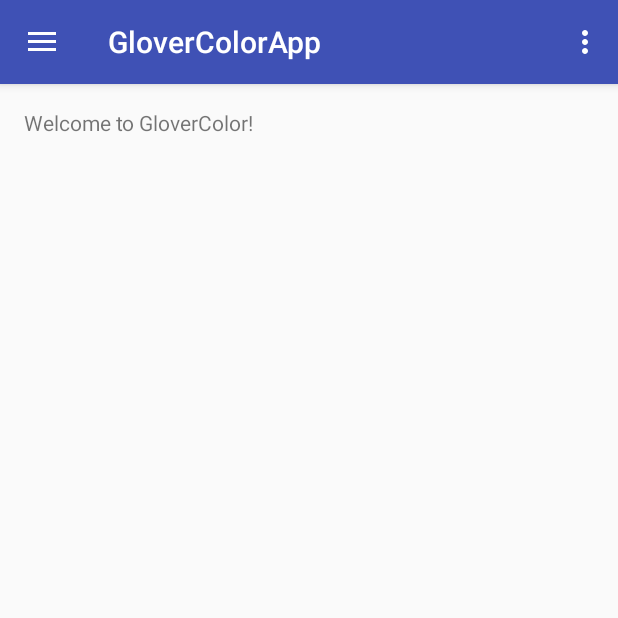
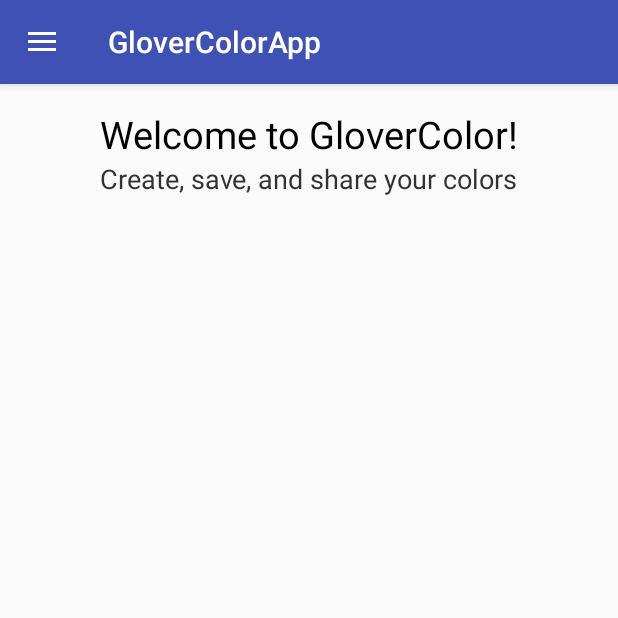
Before and after one commit to blakrazor/GloverColor, an Android app: the screen it shows after launch (HomeScreenActivity), on a phone screen of 412 x 824 dp, the top half of it. Run offline under Robolectric (Android 15) with nearby library versions, the phone set to English and light mode, and no system bars.

Commit message:
Changes to the home screen

```diff
--- a/GloverColorApp/app/src/main/java/com/achanr/glovercolorapp/HomeScreenActivity.java
+++ b/GloverColorApp/app/src/main/java/com/achanr/glovercolorapp/HomeScreenActivity.java
@@ -52,7 +52,7 @@ public class HomeScreenActivity extends AppCompatActivity
     @Override
     public boolean onCreateOptionsMenu(Menu menu) {
         // Inflate the menu; this adds items to the action bar if it is present.
-        getMenuInflater().inflate(R.menu.home_screen, menu);
+        //getMenuInflater().inflate(R.menu.home_screen, menu);
         return true;
     }
 
@@ -78,7 +78,7 @@ public class HomeScreenActivity extends AppCompatActivity
         int id = item.getItemId();
 
         if (id == R.id.nav_saved_color_sets) {
-            // Handle the camera action
+
         } else if (id == R.id.nav_edit_profile) {
 
         }
--- a/GloverColorApp/app/src/main/res/layout/content_home_screen.xml
+++ b/GloverColorApp/app/src/main/res/layout/content_home_screen.xml
@@ -1,10 +1,12 @@
 <?xml version="1.0" encoding="utf-8"?>
-<RelativeLayout
+<LinearLayout
     xmlns:android="http://schemas.android.com/apk/res/android"
     xmlns:app="http://schemas.android.com/apk/res-auto"
     xmlns:tools="http://schemas.android.com/tools"
     android:layout_width="match_parent"
     android:layout_height="match_parent"
+    android:gravity="center_horizontal"
+    android:orientation="vertical"
     android:paddingBottom="@dimen/activity_vertical_margin"
     android:paddingLeft="@dimen/activity_horizontal_margin"
     android:paddingRight="@dimen/activity_horizontal_margin"
@@ -14,7 +16,14 @@
     tools:showIn="@layout/app_bar_home_screen">
 
     <TextView
+        style="@style/HeaderText"
         android:layout_width="wrap_content"
         android:layout_height="wrap_content"
-        android:text="Welcome to GloverColor!"/>
-</RelativeLayout>
+        android:text="@string/welcome"/>
+
+    <TextView
+        style="@style/BodyText"
+        android:layout_width="wrap_content"
+        android:layout_height="wrap_content"
+        android:text="@string/glovercolor_tagline"/>
+</LinearLayout>
--- a/GloverColorApp/app/src/main/res/layout/nav_header_home_screen.xml
+++ b/GloverColorApp/app/src/main/res/layout/nav_header_home_screen.xml
@@ -22,13 +22,13 @@
         android:layout_width="match_parent"
         android:layout_height="wrap_content"
         android:paddingTop="@dimen/nav_header_vertical_spacing"
-        android:text="GloverColor"
+        android:text="@string/glovercolor"
         android:textAppearance="@style/TextAppearance.AppCompat.Body1"/>
 
     <TextView
         android:id="@+id/textView"
         android:layout_width="wrap_content"
         android:layout_height="wrap_content"
-        android:text="Create, save, and share your colors"/>
+        android:text="@string/glovercolor_tagline"/>
 
 </LinearLayout>
--- a/GloverColorApp/app/src/main/res/menu/activity_home_screen_drawer.xml
+++ b/GloverColorApp/app/src/main/res/menu/activity_home_screen_drawer.xml
@@ -5,11 +5,11 @@
         <item
             android:id="@+id/nav_saved_color_sets"
             android:icon="@drawable/ic_menu_camera"
-            android:title="Saved color sets"/>
+            android:title="@string/menu_saved_color_sets"/>
         <item
             android:id="@+id/nav_edit_profile"
             android:icon="@drawable/ic_menu_gallery"
-            android:title="Edit my profile"/>
+            android:title="@string/menu_edit_profile"/>
         <!--<item
             android:id="@+id/nav_slideshow"
             android:icon="@drawable/ic_menu_slideshow"
--- a/GloverColorApp/app/src/main/res/values/strings.xml
+++ b/GloverColorApp/app/src/main/res/values/strings.xml
@@ -5,4 +5,9 @@
     <string name="navigation_drawer_close">Close navigation drawer</string>
 
     <string name="action_settings">Settings</string>
+    <string name="welcome">Welcome to GloverColor!</string>
+    <string name="glovercolor_tagline">Create, save, and share your colors</string>
+    <string name="glovercolor">GloverColor</string>
+    <string name="menu_saved_color_sets">Saved color sets</string>
+    <string name="menu_edit_profile">Edit my profile</string>
 </resources>
--- a/GloverColorApp/app/src/main/res/values/styles.xml
+++ b/GloverColorApp/app/src/main/res/values/styles.xml
@@ -17,4 +17,14 @@
 
     <style name="AppTheme.PopupOverlay" parent="ThemeOverlay.AppCompat.Light"/>
 
+    <style name="HeaderText">
+        <item name="android:textSize">25sp</item>
+        <item name="android:textColor">@android:color/primary_text_light</item>
+    </style>
+
+    <style name="BodyText">
+        <item name="android:textSize">18sp</item>
+        <item name="android:textColor">@android:color/secondary_text_light</item>
+    </style>
+
 </resources>
```
